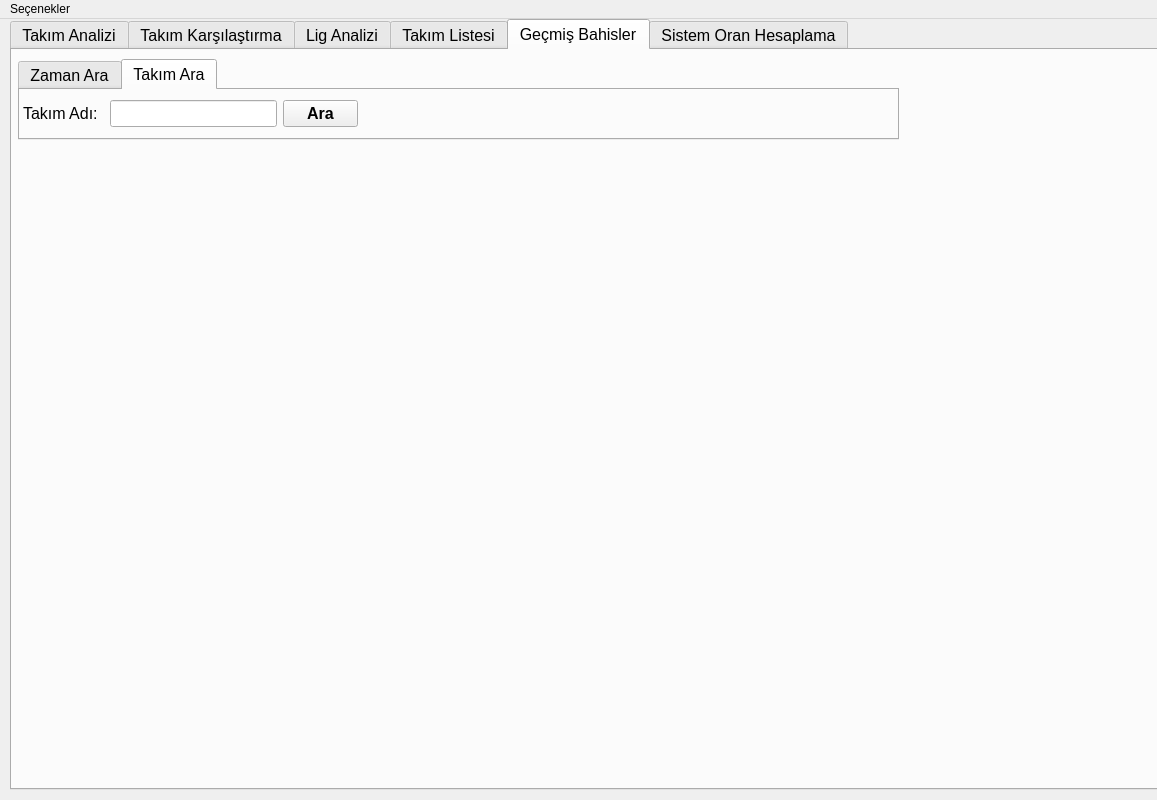
First picture: the form in mainwindow.ui, repository cmlttnts/statsGui, before the edit.
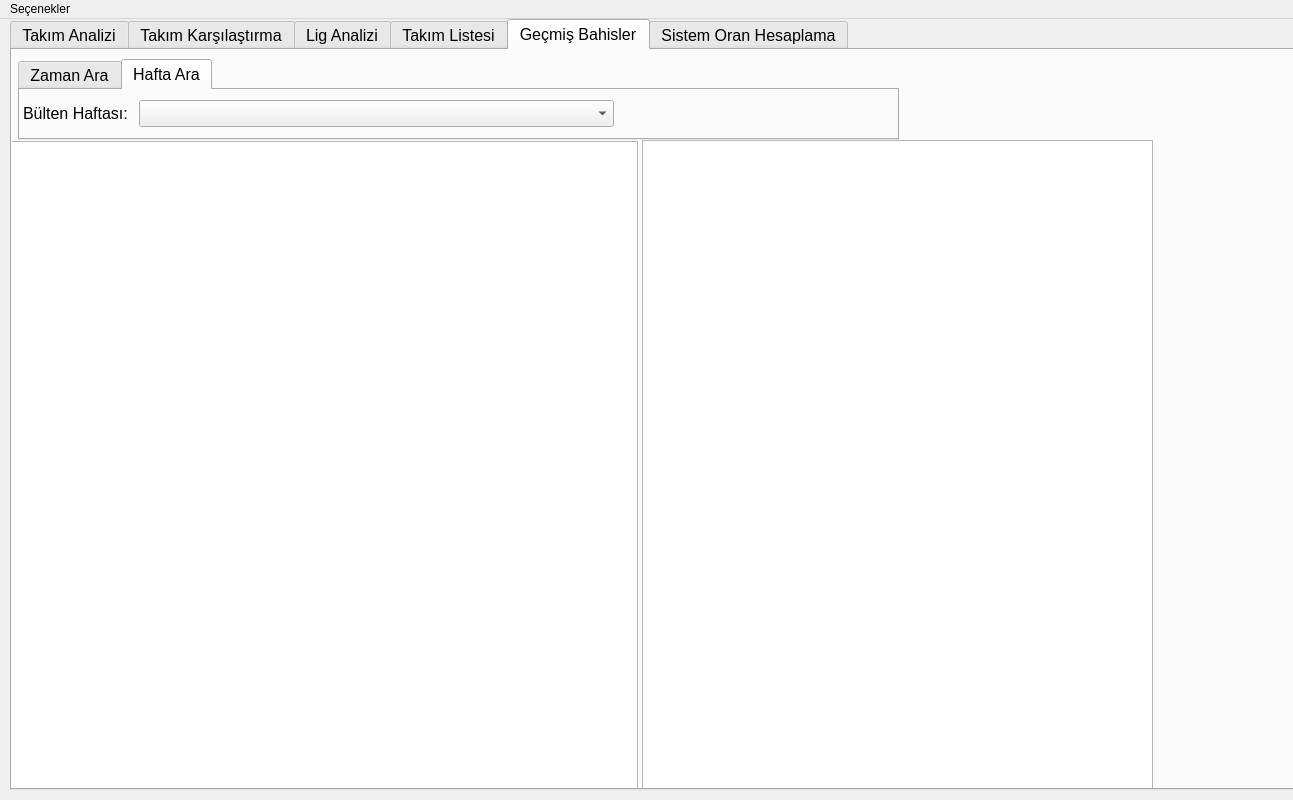
Second picture: the form after the edit. The open tabs and pages were chosen to show the change.

The edit to the form file:
```diff
--- a/mainwindow.ui
+++ b/mainwindow.ui
@@ -6,7 +6,7 @@
    <rect>
     <x>0</x>
     <y>0</y>
-    <width>1157</width>
+    <width>1293</width>
     <height>800</height>
    </rect>
   </property>
@@ -19,7 +19,7 @@
      <rect>
       <x>10</x>
       <y>0</y>
-      <width>1161</width>
+      <width>1291</width>
       <height>771</height>
      </rect>
     </property>
@@ -594,67 +594,63 @@
       </widget>
       <widget class="QWidget" name="tab_2">
        <attribute name="title">
-        <string>Takım Ara</string>
+        <string>Hafta Ara</string>
        </attribute>
-       <widget class="QLabel" name="teamNameSearchLabel">
+       <widget class="QWidget" name="layoutWidget">
         <property name="geometry">
          <rect>
           <x>3</x>
           <y>10</y>
-          <width>81</width>
+          <width>591</width>
           <height>27</height>
          </rect>
         </property>
-        <property name="font">
-         <font>
-          <pointsize>12</pointsize>
-         </font>
-        </property>
-        <property name="text">
-         <string>Takım Adı: </string>
-        </property>
-       </widget>
-       <widget class="QPushButton" name="teamNameSearchButton">
-        <property name="geometry">
-         <rect>
-          <x>263</x>
-          <y>10</y>
-          <width>75</width>
-          <height>27</height>
-         </rect>
-        </property>
-        <property name="font">
-         <font>
-          <pointsize>12</pointsize>
-          <weight>75</weight>
-          <bold>true</bold>
-         </font>
-        </property>
-        <property name="text">
-         <string>Ara</string>
-        </property>
-       </widget>
-       <widget class="QLineEdit" name="teamNameSearchLineEdit">
-        <property name="geometry">
-         <rect>
-          <x>90</x>
-          <y>10</y>
-          <width>167</width>
-          <height>27</height>
-         </rect>
-        </property>
-        <property name="sizePolicy">
-         <sizepolicy hsizetype="Preferred" vsizetype="Preferred">
-          <horstretch>0</horstretch>
-          <verstretch>0</verstretch>
-         </sizepolicy>
-        </property>
-        <property name="text">
-         <string/>
-        </property>
+        <layout class="QHBoxLayout" name="horizontalLayout_6">
+         <item>
+          <widget class="QLabel" name="betWeekLabel">
+           <property name="sizePolicy">
+            <sizepolicy hsizetype="Fixed" vsizetype="Preferred">
+             <horstretch>0</horstretch>
+             <verstretch>0</verstretch>
+            </sizepolicy>
+           </property>
+           <property name="font">
+            <font>
+             <pointsize>12</pointsize>
+            </font>
+           </property>
+           <property name="text">
+            <string>Bülten Haftası: </string>
+           </property>
+          </widget>
+         </item>
+         <item>
+          <widget class="QComboBox" name="betWeekComboBox"/>
+         </item>
+        </layout>
        </widget>
       </widget>
      </widget>
+     <widget class="QTextBrowser" name="betWeekBetsTextArea">
+      <property name="geometry">
+       <rect>
+        <x>-5</x>
+        <y>91</y>
+        <width>631</width>
+        <height>651</height>
+       </rect>
+      </property>
+     </widget>
+     <widget class="QTextBrowser" name="betWeekStatsTextArea">
+      <property name="geometry">
+       <rect>
+        <x>630</x>
+        <y>90</y>
+        <width>511</width>
+        <height>651</height>
+       </rect>
+      </property>
+     </widget>
     </widget>
     <widget class="QWidget" name="calculatorTab">
      <attribute name="title">
@@ -793,7 +789,7 @@
     <rect>
      <x>0</x>
      <y>0</y>
-     <width>1157</width>
+     <width>1293</width>
      <height>21</height>
     </rect>
    </property>
```
Left out of the diff: 12 changed lines with no effect on the pictures.
